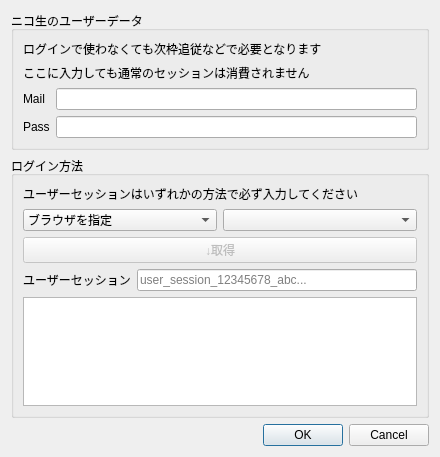
Old version of the form ui/accountwindow.ui in the repository diginatu/Viqo.
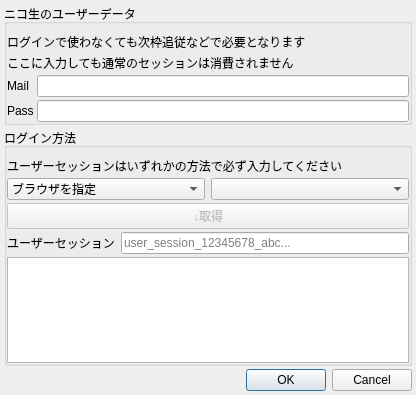
New version of the form.

Commit message: UI improvement reduce spaces and margins rearrenge menu items

```diff
--- a/ui/accountwindow.ui
+++ b/ui/accountwindow.ui
@@ -6,14 +6,29 @@
    <rect>
     <x>0</x>
     <y>0</y>
-    <width>440</width>
-    <height>457</height>
+    <width>416</width>
+    <height>395</height>
    </rect>
   </property>
   <property name="windowTitle">
    <string>アカウント設定</string>
   </property>
   <layout class="QVBoxLayout" name="verticalLayout">
+   <property name="spacing">
+    <number>3</number>
+   </property>
+   <property name="leftMargin">
+    <number>4</number>
+   </property>
+   <property name="topMargin">
+    <number>4</number>
+   </property>
+   <property name="rightMargin">
+    <number>4</number>
+   </property>
+   <property name="bottomMargin">
+    <number>4</number>
+   </property>
    <item>
     <widget class="QGroupBox" name="userdata">
      <property name="title">
@@ -23,6 +38,21 @@
       <property name="fieldGrowthPolicy">
        <enum>QFormLayout::AllNonFixedFieldsGrow</enum>
       </property>
+      <property name="horizontalSpacing">
+       <number>3</number>
+      </property>
+      <property name="verticalSpacing">
+       <number>3</number>
+      </property>
+      <property name="leftMargin">
+       <number>0</number>
+      </property>
+      <property name="rightMargin">
+       <number>0</number>
+      </property>
+      <property name="bottomMargin">
+       <number>0</number>
+      </property>
       <item row="2" column="0">
        <widget class="QLabel" name="label">
         <property name="text">
@@ -72,6 +102,18 @@
       <string>ログイン方法</string>
      </property>
      <layout class="QVBoxLayout" name="verticalLayout_2">
+      <property name="spacing">
+       <number>3</number>
+      </property>
+      <property name="leftMargin">
+       <number>0</number>
+      </property>
+      <property name="rightMargin">
+       <number>0</number>
+      </property>
+      <property name="bottomMargin">
+       <number>0</number>
+      </property>
       <item>
        <widget class="QLabel" name="label_4">
         <property name="text">
```
Left out of the diff: 5 changed lines with no effect on the pictures. The commit also changes 5 other files.
